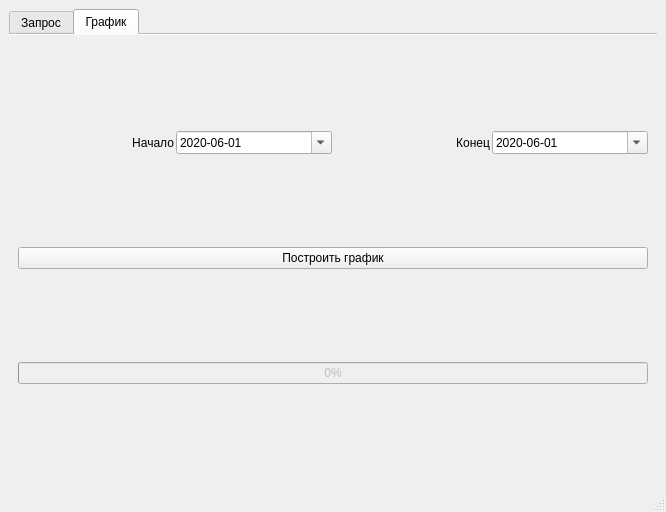
Qt form mainwindow.ui (alexisnov/pr9-3) before a commit.
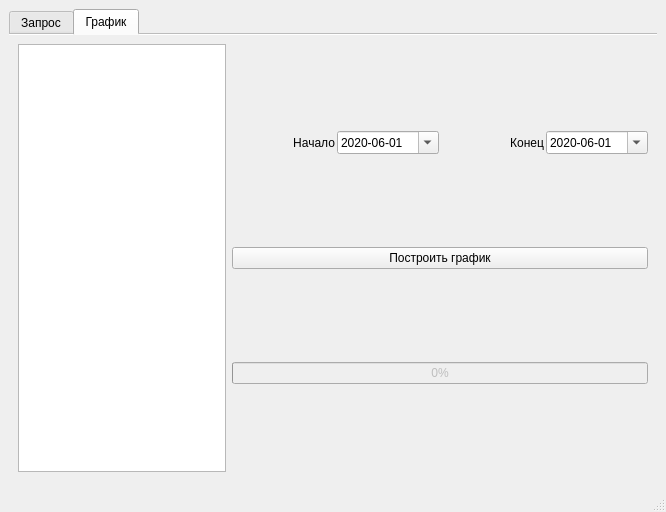
The same form after that commit. The open tabs and pages were chosen to show the change.

Commit message: Список запросов

Diff of the .ui file:
```diff
--- a/mainwindow.ui
+++ b/mainwindow.ui
@@ -198,9 +198,31 @@
        <attribute name="title">
         <string>График</string>
        </attribute>
-       <layout class="QVBoxLayout" name="verticalLayout_2" stretch="0,0,0,1">
+       <layout class="QVBoxLayout" name="verticalLayout_2" stretch="0">
         <item>
-         <layout class="QHBoxLayout" name="horizontalLayout_5">
+         <layout class="QHBoxLayout" name="horizontalLayout_6" stretch="1,2">
+          <item>
+           <widget class="QTreeWidget" name="treeWidget">
+            <property name="selectionMode">
+             <enum>QAbstractItemView::MultiSelection</enum>
+            </property>
+            <property name="animated">
+             <bool>true</bool>
+            </property>
+            <attribute name="headerVisible">
+             <bool>false</bool>
+            </attribute>
+            <column>
+             <property name="text">
+              <string notr="true">1</string>
+             </property>
+            </column>
+           </widget>
+          </item>
+          <item>
+           <layout class="QVBoxLayout" name="verticalLayout_4" stretch="0,0,0,1">
+            <item>
+             <layout class="QHBoxLayout" name="horizontalLayout_5" stretch="0,0,0,0">
           <property name="spacing">
            <number>2</number>
           </property>
@@ -293,6 +315,10 @@
         </item>
         <item>
          <layout class="QVBoxLayout" name="plotLayout"/>
+            </item>
+           </layout>
+          </item>
+         </layout>
         </item>
        </layout>
       </widget>
```
Left out of the diff: 2 changed lines with no effect on the pictures. Lines whose indentation alone changed are shown as unchanged. The commit also changes 2 other files.
